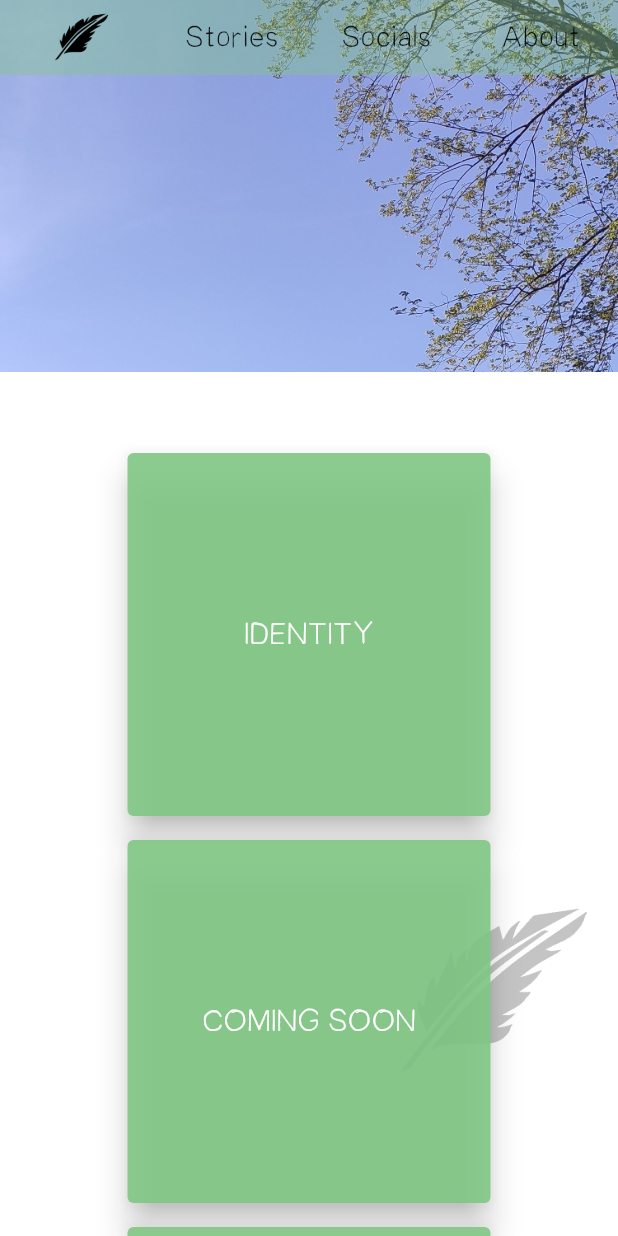
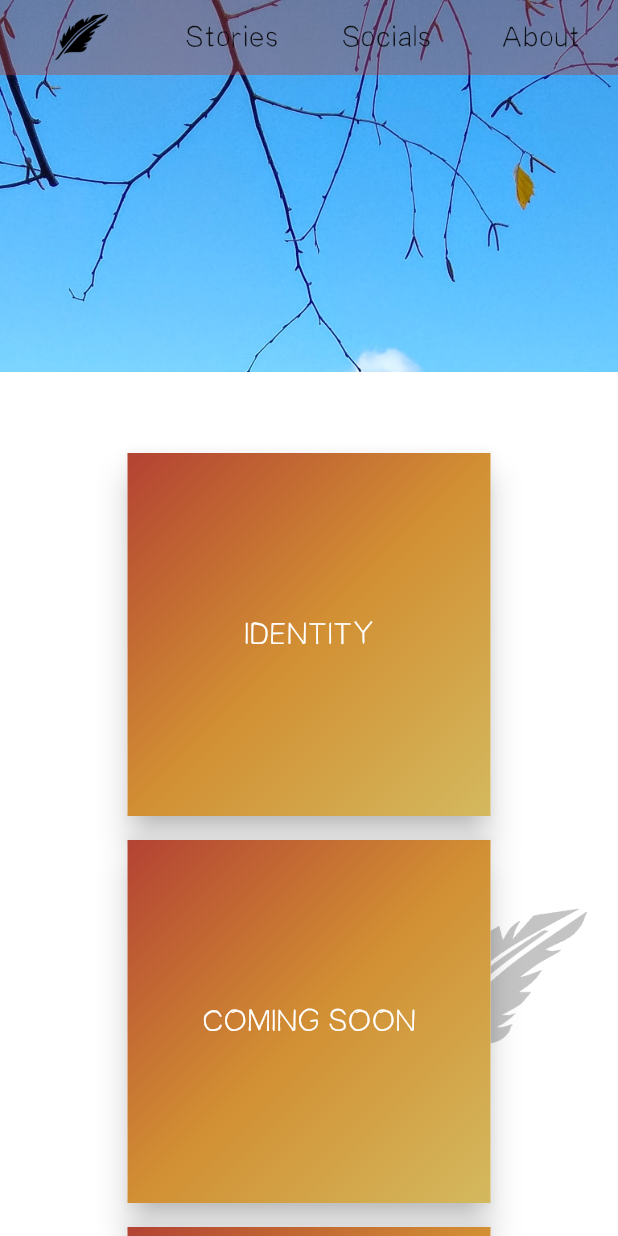
Before and after one commit to coldfiction/coldfiction_develop.github.io, a Flutter app: the screen it shows after launch, scrolled down 576 dp, on a phone screen of 412 x 824 dp. Run offline on Flutter 3.47's test engine with Material 2 defaults, Android fonts, the phone set to English and light mode, and no system bars; our stand-ins replace google_fonts.

Commit message:
added new bg image, added new fall colors gradient to cards, added new color to navbar

```diff
--- a/lib/views/HomeView/home_view.dart
+++ b/lib/views/HomeView/home_view.dart
@@ -89,7 +89,8 @@ class HomeViewState extends State<HomeView> {
               child: Container(
                 //**********************IMPORTANT: This widget represents the Navigation Bar
                 height: 50,
-                color: Colors.green[300].withOpacity(0.4),
+                //color: Colors.green[300].withOpacity(0.4),
+                color: Color(0xffb34233).withOpacity(0.4),
                 child: Row(
                   mainAxisAlignment: MainAxisAlignment.spaceBetween,
                   children: <Widget>[
--- a/lib/widgets/HomeImage/home_image.dart
+++ b/lib/widgets/HomeImage/home_image.dart
@@ -9,7 +9,7 @@ class HomeImage extends StatelessWidget {
       width: MediaQuery.of(context).size.width,
       decoration: BoxDecoration(
         image: DecorationImage(
-          image: AssetImage("assets/pufferspondpic1.jpg"),
+          image: AssetImage("assets/fall-pic.jpg"),
           fit: BoxFit.cover,
         ),
       ),
--- a/lib/widgets/StoriesHolder/stories_holder.dart
+++ b/lib/widgets/StoriesHolder/stories_holder.dart
@@ -42,21 +42,29 @@ class StoriesHolder extends StatelessWidget {
     for (var i = 0; i < stories.length; i++) {
       cards.add(Container(
         // setting the card dimensions
-        color: Colors.transparent,
+        //color: Colors.transparent,
         height: 250,
         width: 250,
         child: Card(
             //returning a Story card
             //color: Colors.lightGreen[200], Doing
             elevation: 9,
-            color: Colors.green[300].withOpacity(0.9),
+            //color: Colors.green[300].withOpacity(0.9),
+            child: Container(
+                decoration: BoxDecoration(
+                  gradient: LinearGradient(colors: [
+                    Color(0xffb34233),
+                    Color(0xffd28f33),
+                    Color(0xffd4b95e),
+                  ], begin: Alignment.topLeft, end: Alignment.bottomRight),
+                ),
                 child: Material(
                   color: Colors.transparent,
                   child: InkWell(
                     //Ink effect widget
                     onTap: () {},
                     highlightColor: Colors.green,
-                splashColor: Colors.yellow,
+                    splashColor: Colors.white,
                     child: Center(
                       // center-ing the card text
                       child: Container(
@@ -75,7 +83,7 @@ class StoriesHolder extends StatelessWidget {
                       ),
                     ),
                   ),
-            )),
+                ))),
       ));
     }
 
```
Also changed, not shown: assets/fall-pic.jpg (added). Lines whose indentation alone changed are shown as unchanged.
